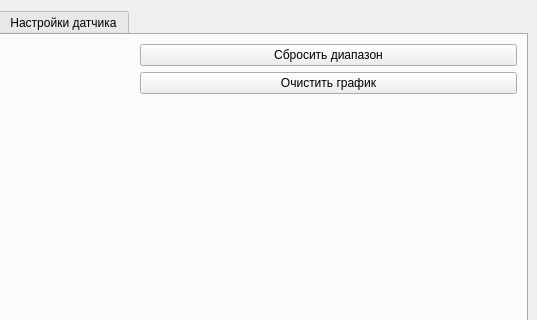
Marik28/dissertation, file src/dissertation_gui/main_window.ui: the form before one commit; both pictures show x 263 to 800 and y 0 to 320 of the 800 by 460 pixel window.
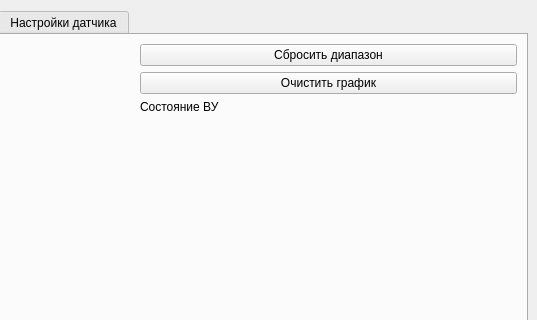
The form after the commit. Custom widgets are drawn as their Qt base class.

Diff of the .ui file:
```diff
--- a/src/dissertation_gui/main_window.ui
+++ b/src/dissertation_gui/main_window.ui
@@ -14,7 +14,7 @@
    <string>ТРМ201</string>
   </property>
   <widget class="QWidget" name="centralwidget">
-   <layout class="QVBoxLayout" name="verticalLayout">
+   <layout class="QHBoxLayout" name="horizontalLayout_12">
     <item>
      <widget class="QTabWidget" name="tab_menu_2">
       <property name="currentIndex">
@@ -24,14 +24,12 @@
        <attribute name="title">
         <string>График</string>
        </attribute>
-       <layout class="QVBoxLayout" name="verticalLayout_2">
-        <item>
-         <layout class="QHBoxLayout" name="horizontalLayout_4">
+       <layout class="QHBoxLayout" name="horizontalLayout_13">
           <item>
            <widget class="PlotWidget" name="trm_plot" native="true"/>
           </item>
           <item>
-           <layout class="QVBoxLayout" name="verticalLayout_6">
+         <layout class="QVBoxLayout" name="verticalLayout_2">
             <item>
              <widget class="QPushButton" name="reset_plot_button">
               <property name="text">
@@ -46,6 +44,20 @@
               </property>
              </widget>
             </item>
+          <item>
+           <layout class="QHBoxLayout" name="horizontalLayout_4">
+            <item>
+             <widget class="QLabel" name="label_3">
+              <property name="text">
+               <string>Состояние ВУ</string>
+              </property>
+             </widget>
+            </item>
+            <item>
+             <widget class="Led" name="led" native="true"/>
+            </item>
+           </layout>
+          </item>
             <item>
              <spacer name="verticalSpacer_3">
               <property name="orientation">
@@ -62,8 +74,6 @@
            </layout>
           </item>
          </layout>
-        </item>
-       </layout>
       </widget>
       <widget class="QWidget" name="tab_menu">
        <attribute name="title">
@@ -432,6 +442,12 @@
    <extends>QComboBox</extends>
    <header>dissertation_gui.widgets.combo_boxes.h</header>
   </customwidget>
+  <customwidget>
+   <class>Led</class>
+   <extends>QWidget</extends>
+   <header>pyqt_led</header>
+   <container>1</container>
+  </customwidget>
  </customwidgets>
  <resources/>
  <connections/>
```
Lines whose indentation alone changed are shown as unchanged.
